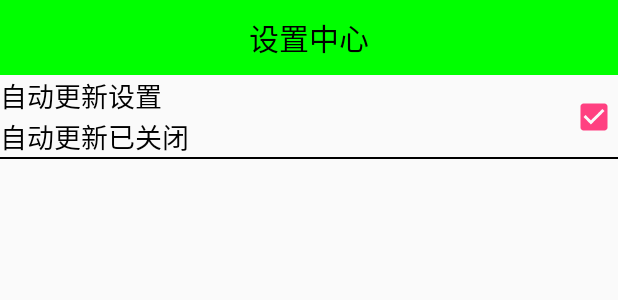
After one commit to mengxin1995/mobileSafe, an Android app: the layout activity_setting.xml on its own in the app's theme, with its tools: preview values and no code run, on a phone screen of 412 x 824 dp. The commit adds this screen. Shown: the top 300 px of the screen. Run offline under Robolectric (Android 15) with nearby library versions, the phone set to English and light mode, and no system bars.

Commit message:
设置界面一条条目

```diff
--- a/app/src/main/java/com/my/mobilesafe/activity/SplashActivity.java
+++ b/app/src/main/java/com/my/mobilesafe/activity/SplashActivity.java
@@ -201,7 +201,7 @@ public class SplashActivity extends myActivity {
                 Message msg = Message.obtain();
                 long startTime = System.currentTimeMillis();
                 try {
-                    URL url = new URL("http://192.168.1.106/update.json");
+                    URL url = new URL("http://192.168.1.109/update.json");
                     HttpURLConnection connection = (HttpURLConnection) url.openConnection();
                     //设置请求头
                     connection.setConnectTimeout(8000);
--- /dev/null
+++ b/app/src/main/java/com/my/mobilesafe/view/SettingItemView.java
@@ -0,0 +1,60 @@
+package com.my.mobilesafe.view;
+
+import android.content.Context;
+import android.util.AttributeSet;
+import android.view.View;
+import android.widget.CheckBox;
+import android.widget.RelativeLayout;
+import android.widget.TextView;
+
+import com.my.mobilesafe.R;
+
+/**
+ * Created by mengxin on 16-8-6.
+ */
+public class SettingItemView extends RelativeLayout {
+
+    private CheckBox cb_box;
+    private TextView tv_des;
+
+    public SettingItemView(Context context) {
+        this(context, null);
+    }
+
+    public SettingItemView(Context context, AttributeSet attrs) {
+        this(context, attrs, 0);
+    }
+
+    public SettingItemView(Context context, AttributeSet attrs, int defStyleAttr) {
+        super(context, attrs, defStyleAttr);
+        //xml--->view
+//        View view = View.inflate(context, R.layout.setting_item_view, null);
+//        this.addView(view);
+        View.inflate(context, R.layout.setting_item_view, this);
+        TextView tv_title = (TextView)findViewById(R.id.tv_title);
+        tv_des = (TextView) findViewById(R.id.tv_des);
+        cb_box = (CheckBox) findViewById(R.id.cb_box);
+
+
+    }
+
+    /**
+     * 判断
+     * @return 当前条目是否选中
+     */
+    public boolean isCheck(){
+        return cb_box.isChecked();
+    }
+
+    /**
+     * @param isCheck 是否开启
+     */
+    public void setCheck(boolean isCheck){
+        cb_box.setChecked(isCheck);
+        if(isCheck){
+            tv_des.setText("自动更新已开启");
+        }else{
+            tv_des.setText("自动更新已关闭");
+        }
+    }
+}
--- /dev/null
+++ b/app/src/main/res/layout/activity_setting.xml
@@ -0,0 +1,18 @@
+<?xml version="1.0" encoding="utf-8"?>
+<LinearLayout xmlns:android="http://schemas.android.com/apk/res/android"
+    xmlns:tools="http://schemas.android.com/tools"
+    android:layout_width="match_parent"
+    android:layout_height="match_parent"
+    android:orientation="vertical"
+    tools:context="com.my.mobilesafe.activity.SettingActivity">
+
+    <TextView
+        style="@style/TitleStyle"
+        android:text="设置中心"/>
+    <com.my.mobilesafe.view.SettingItemView
+        android:id="@+id/siv_update"
+        android:layout_width="match_parent"
+        android:layout_height="wrap_content">
+    </com.my.mobilesafe.view.SettingItemView>
+
+</LinearLayout>
--- /dev/null
+++ b/app/src/main/res/layout/setting_item_view.xml
@@ -0,0 +1,37 @@
+<?xml version="1.0" encoding="utf-8"?>
+<RelativeLayout xmlns:android="http://schemas.android.com/apk/res/android"
+    android:layout_width="match_parent"
+    android:layout_height="wrap_content">
+    <TextView
+        android:id="@+id/tv_title"
+        android:text="自动更新设置"
+        android:textColor="#000"
+        android:textSize="18sp"
+        android:layout_width="wrap_content"
+        android:layout_height="wrap_content" />
+    <TextView
+        android:id="@+id/tv_des"
+        android:layout_below="@id/tv_title"
+        android:text="自动更新已关闭"
+        android:textColor="#000"
+        android:textSize="18sp"
+        android:layout_width="wrap_content"
+        android:layout_height="wrap_content" />
+    <CheckBox
+        android:id="@+id/cb_box"
+        android:clickable="false"
+        android:focusable="false"
+        android:focusableInTouchMode="false"
+        android:layout_alignParentRight="true"
+        android:layout_centerVertical="true"
+        android:checked="true"
+        android:layout_width="wrap_content"
+        android:layout_height="wrap_content" />
+
+    <View
+        android:layout_width="match_parent"
+        android:layout_height="1dp"
+        android:layout_below="@id/tv_des"
+        android:background="#000"
+        />
+</RelativeLayout>
```
Also changed, not shown: app/src/main/AndroidManifest.xml (+5 -2 lines), app/src/main/java/com/my/mobilesafe/activity/HomeActivity.java (+16 -0 lines), app/src/main/java/com/my/mobilesafe/activity/SettingActivity.java (added, +30 -0 lines), app/src/main/java/com/my/mobilesafe/utils/SpUtils.java (added, +24 -0 lines).
